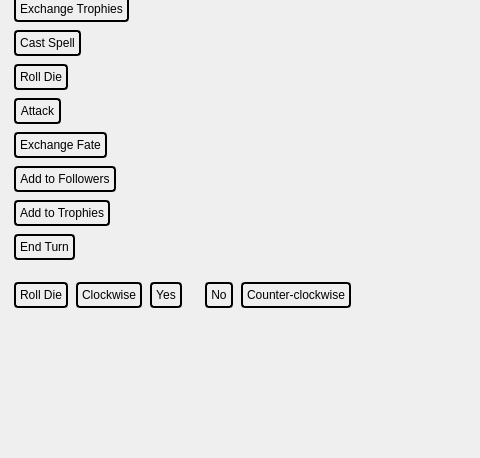
Above: TheBigWindow.ui from syzonin/TalismanQt before the change; both pictures show x 0 to 480 and y 142 to 600 of the 800 by 600 pixel window. Below: the same form after it.
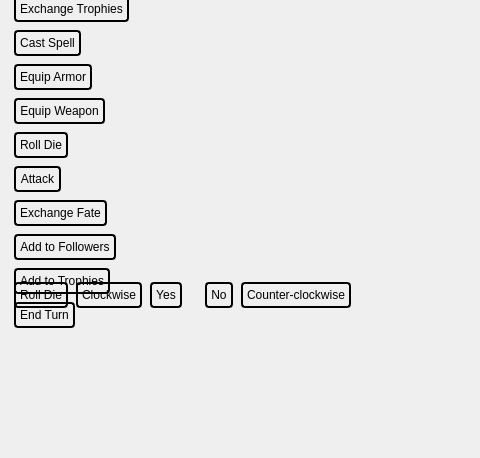
That is the form after the change. Icons and pictures are not drawn.

Commit message: Added weapons to layout and battle

The edit to the form file:
```diff
--- a/TheBigWindow.ui
+++ b/TheBigWindow.ui
@@ -492,7 +492,7 @@
      <x>10</x>
      <y>100</y>
      <width>131</width>
-     <height>299</height>
+     <height>365</height>
     </rect>
    </property>
    <layout class="QVBoxLayout" name="encounterPanel">
@@ -541,6 +541,32 @@
       </property>
      </widget>
     </item>
+    <item>
+     <widget class="QPushButton" name="btnEquipArmor">
+      <property name="sizePolicy">
+       <sizepolicy hsizetype="Fixed" vsizetype="Fixed">
+        <horstretch>0</horstretch>
+        <verstretch>0</verstretch>
+       </sizepolicy>
+      </property>
+      <property name="text">
+       <string>Equip Armor</string>
+      </property>
+     </widget>
+    </item>
+    <item>
+     <widget class="QPushButton" name="btnEquipWeapon">
+      <property name="sizePolicy">
+       <sizepolicy hsizetype="Fixed" vsizetype="Fixed">
+        <horstretch>0</horstretch>
+        <verstretch>0</verstretch>
+       </sizepolicy>
+      </property>
+      <property name="text">
+       <string>Equip Weapon</string>
+      </property>
+     </widget>
+    </item>
     <item>
      <widget class="QPushButton" name="btnRollEncounterDie">
       <property name="sizePolicy">
```
The commit also changes 73 other files.
